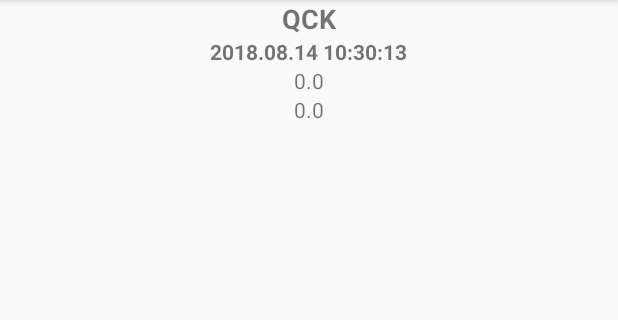
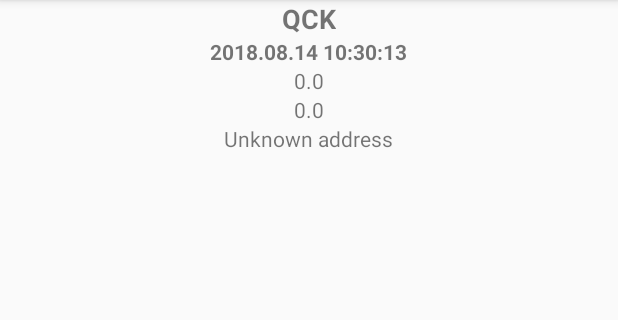
Before and after one commit to jelenic/WhereWasI, an Android app: the LogViewActivity screen opened directly, with no data from a screen before it, after a tap on an icon or button, on a phone screen of 412 x 824 dp, the part 84-404 px from its top. Run offline under Robolectric (Android 15) with nearby library versions, the phone set to English and light mode, and no system bars.

Commit message:
added adress in ui

```diff
--- a/app/src/main/java/com/example/jakov/wherewasi/DialogActivity.java
+++ b/app/src/main/java/com/example/jakov/wherewasi/DialogActivity.java
@@ -22,6 +22,7 @@ public class DialogActivity extends AppCompatActivity {
     TextView longitudeTV;
     TextView latitudeTV;
     TextView timestampTV;
+    TextView adressTV;
     ImageView imageV;
 
     @Override
@@ -40,7 +41,7 @@ public class DialogActivity extends AppCompatActivity {
             adress = extras.getString("adress");
 
         }
-
+        if (adress.isEmpty()) adress = "Unknown address";
         image = BitmapFactory.decodeFile(path);
 
         nameTV = findViewById(R.id.nameTextView);
@@ -49,6 +50,7 @@ public class DialogActivity extends AppCompatActivity {
         longitudeTV = findViewById(R.id.longitudeTextView);
         latitudeTV = findViewById(R.id.latitudeTextView);
         timestampTV = findViewById(R.id.timestampTextView);
+        adressTV = findViewById(R.id.adressTextView);
 
         nameTV.setText(name);
         descriptionTV.setText(description);
@@ -57,6 +59,7 @@ public class DialogActivity extends AppCompatActivity {
         longitudeTV.setText(longitude);
         latitudeTV.setText(latitude);
         timestampTV.setText(timestamp);
+        adressTV.setText(adress);
         imageV.setImageBitmap(image);
 
     }
--- a/app/src/main/java/com/example/jakov/wherewasi/LogListAdapter.java
+++ b/app/src/main/java/com/example/jakov/wherewasi/LogListAdapter.java
@@ -43,14 +43,15 @@ public class LogListAdapter extends ArrayAdapter<LogEntry> {
 
         TextView tvTimestamp= (TextView) convertView.findViewById(R.id.textView1);
         TextView tvName= (TextView) convertView.findViewById(R.id.textView2);
-        TextView tvLongitude= (TextView) convertView.findViewById(R.id.textView3);
-        TextView tvLatitude= (TextView) convertView.findViewById(R.id.textView4);
+        TextView tvAdress= (TextView) convertView.findViewById(R.id.textView3);
+        TextView tvLatLong= (TextView) convertView.findViewById(R.id.textView4);
         ImageView ivImage= (ImageView) convertView.findViewById(R.id.imageView1);
 
         tvTimestamp.setText(Timestamp);
         tvName.setText(Name);
-        tvLatitude.setText(Latitude);
-        tvLongitude.setText(Longitude);
+        tvLatLong.setText(Longitude + "|" + Latitude);
+        if (Adress.isEmpty()) Adress = "Unknown address";
+        tvAdress.setText(Adress);
         if (Image!=null) ivImage.setImageBitmap(Image);
 
         return convertView;
--- a/app/src/main/java/com/example/jakov/wherewasi/LogViewActivity.java
+++ b/app/src/main/java/com/example/jakov/wherewasi/LogViewActivity.java
@@ -223,6 +223,7 @@ public class LogViewActivity extends AppCompatActivity implements AdapterView.On
         intent.putExtra("timestamp",entry.getTimestamp());
         intent.putExtra("latitude",entry.getLatitude());
         intent.putExtra("longitude",entry.getLongitude());
+        intent.putExtra("adress",entry.getAdress());
         startActivity(intent);
     }
 
--- a/app/src/main/java/com/example/jakov/wherewasi/LoggedInActivity.java
+++ b/app/src/main/java/com/example/jakov/wherewasi/LoggedInActivity.java
@@ -86,6 +86,8 @@ public class LoggedInActivity extends AppCompatActivity {
                 Log.d(TAG, "onCheckedChanged:" + putin);
             }
         });
+
+
 
 
         Button QuickInputBtn = (Button) findViewById(R.id.QuickInputBtn);
--- a/app/src/main/java/com/example/jakov/wherewasi/SearchActivity.java
+++ b/app/src/main/java/com/example/jakov/wherewasi/SearchActivity.java
@@ -4,9 +4,8 @@ import android.app.DatePickerDialog;
 import android.content.Intent;
 import android.graphics.Color;
 import android.graphics.drawable.ColorDrawable;
+import android.os.Bundle;
 import android.support.v7.app.AppCompatActivity;
-import android.os.Bundle;
-import android.util.Log;
 import android.view.View;
 import android.widget.Button;
 import android.widget.CheckBox;
@@ -15,7 +14,6 @@ import android.widget.EditText;
 import android.widget.TextView;
 
 import java.util.Calendar;
-import java.util.Date;
 
 public class SearchActivity extends AppCompatActivity {
 
@@ -80,7 +78,7 @@ public class SearchActivity extends AppCompatActivity {
                 int year=cal.get(Calendar.YEAR);
                 int month=cal.get(Calendar.MONTH);
                 int day=cal.get(Calendar.DAY_OF_MONTH);
-                DatePickerDialog dateDialog=new DatePickerDialog(SearchActivity.this,android.R.style.Theme_Holo_Light,mDateListenerFrom,year,month,day);
+                DatePickerDialog dateDialog=new DatePickerDialog(SearchActivity.this,android.R.style.Theme_Holo_Dialog_MinWidth,mDateListenerFrom,year,month,day);
                 dateDialog.getWindow().setBackgroundDrawable(new ColorDrawable(Color.TRANSPARENT));
                 dateDialog.show();
 
@@ -112,7 +110,7 @@ public class SearchActivity extends AppCompatActivity {
                 int year=cal.get(Calendar.YEAR);
                 int month=cal.get(Calendar.MONTH);
                 int day=cal.get(Calendar.DAY_OF_MONTH);
-                DatePickerDialog dateDialog=new DatePickerDialog(SearchActivity.this,android.R.style.Theme_Holo_Light,mDateListenerTo,year,month,day);
+                DatePickerDialog dateDialog=new DatePickerDialog(SearchActivity.this,android.R.style.Theme_Holo_Dialog_MinWidth,mDateListenerTo,year,month,day);
                 dateDialog.getWindow().setBackgroundDrawable(new ColorDrawable(Color.TRANSPARENT));
                 dateDialog.show();
 
--- a/app/src/main/java/com/example/jakov/wherewasi/SearchResultActivity.java
+++ b/app/src/main/java/com/example/jakov/wherewasi/SearchResultActivity.java
@@ -187,6 +187,7 @@ public class SearchResultActivity extends AppCompatActivity implements  AdapterV
         intent.putExtra("timestamp",entry.getTimestamp());
         intent.putExtra("latitude",entry.getLatitude());
         intent.putExtra("longitude",entry.getLongitude());
+        intent.putExtra("adress",entry.getAdress());
         startActivity(intent);
     }
 
--- a/app/src/main/res/layout/activity_dialog.xml
+++ b/app/src/main/res/layout/activity_dialog.xml
@@ -23,6 +23,13 @@
         android:layout_below="@+id/longitudeTextView"
         android:layout_centerHorizontal="true"
         android:text="TextView" />
+    <TextView
+        android:id="@+id/adressTextView"
+        android:layout_width="wrap_content"
+        android:layout_height="wrap_content"
+        android:layout_below="@+id/latitudeTextView"
+        android:layout_centerHorizontal="true"
+        android:text="TextView" />
 
     <TextView
         android:id="@+id/longitudeTextView"
@@ -46,7 +53,7 @@
         android:layout_height="match_parent"
         android:layout_alignParentTop="true"
         android:layout_centerHorizontal="true"
-        android:layout_marginTop="88dp">
+        android:layout_marginTop="100dp">
 
 
         <LinearLayout
--- a/app/src/main/res/layout/activity_logged_in.xml
+++ b/app/src/main/res/layout/activity_logged_in.xml
@@ -79,4 +79,5 @@
         android:text="SET MIN"/>
 
 
+
 </RelativeLayout>
```
